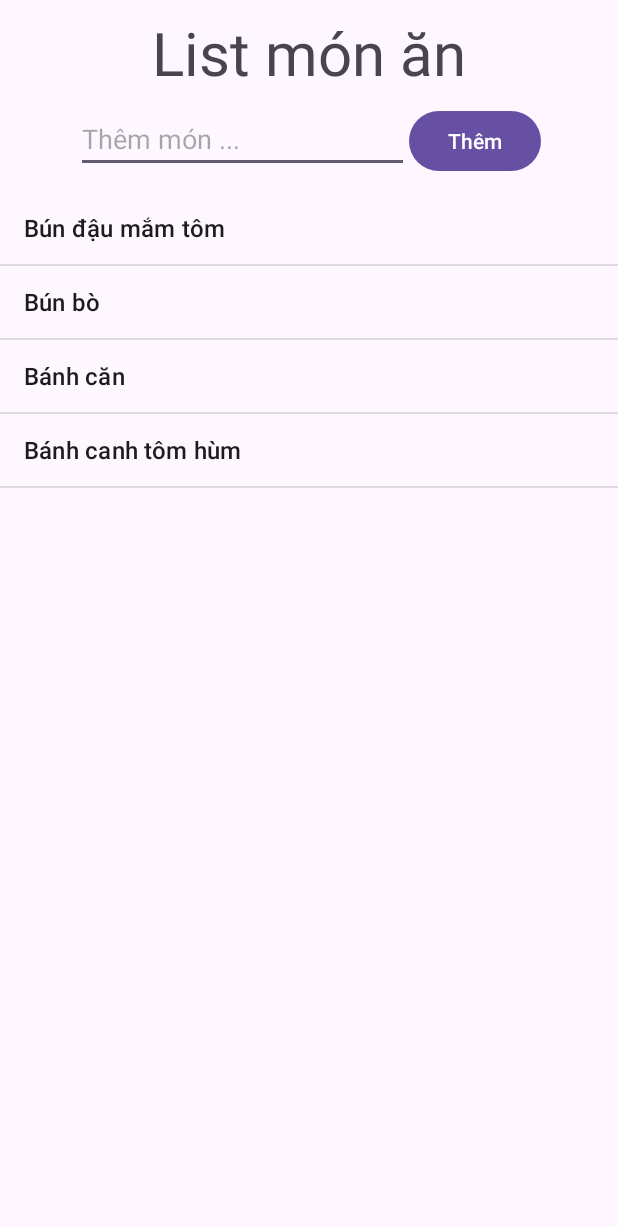
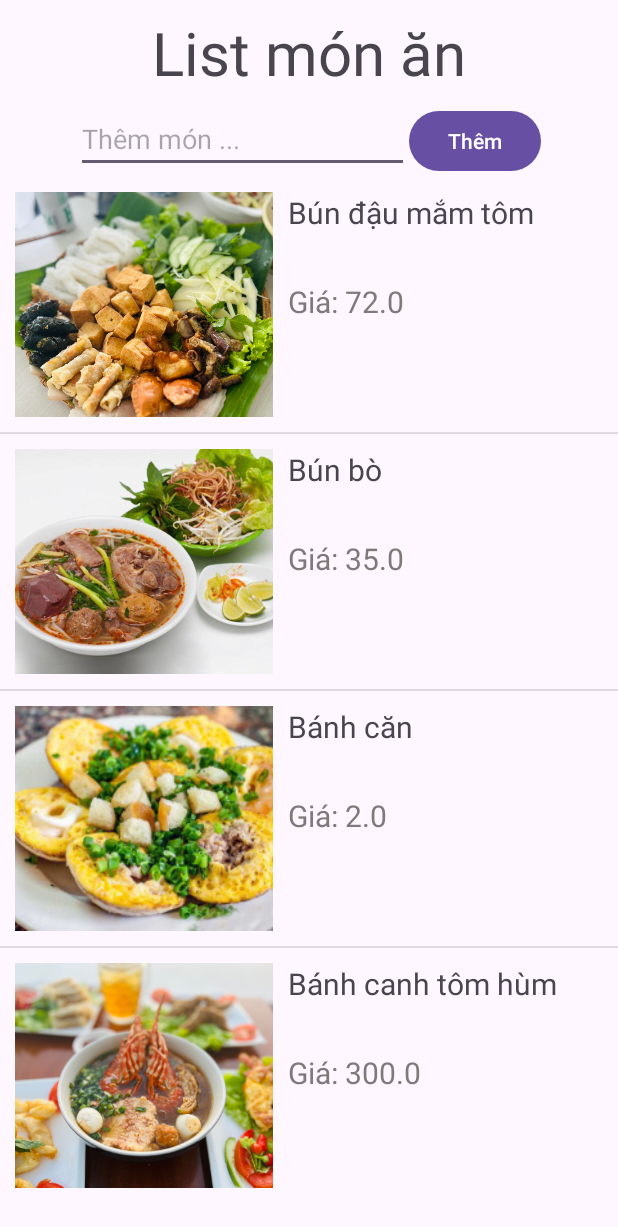
Before and after one commit to PCHaiLam/63134417-AndroidProgramming, an Android app: the screen it shows after launch (MainActivity), after a tap on "Bún đậu mắm tôm", on a phone screen of 412 x 824 dp. Shown: the top 1227 px of the screen. Run offline under Robolectric (Android 15) with nearby library versions, the phone set to English and light mode, and no system bars; 1 other tap on this screen came first.

Commit message:
custom listview
//

```diff
--- /dev/null
+++ b/ListView_addItem/app/src/main/java/com/example/listview/Food.java
@@ -0,0 +1,35 @@
+package com.example.listview;
+
+public class Food {
+    private String foodName;
+    private String foodImage;
+    private double foodPrice;
+    public Food(String foodName, String foodImage, double foodPrice) {
+        this.foodName = foodName;
+        this.foodImage = foodImage;
+        this.foodPrice = foodPrice;
+    }
+    public String getFoodName() {
+        return foodName;
+    }
+
+    public void setFoodName(String foodName) {
+        this.foodName = foodName;
+    }
+
+    public String getFoodImage() {
+        return foodImage;
+    }
+
+    public void setFoodImage(String foodImage) {
+        this.foodImage = foodImage;
+    }
+
+    public double getFoodPrice() {
+        return foodPrice;
+    }
+
+    public void setFoodPrice(double foodPrice) {
+        this.foodPrice = foodPrice;
+    }
+}
--- /dev/null
+++ b/ListView_addItem/app/src/main/java/com/example/listview/ListFoodAdapter.java
@@ -0,0 +1,70 @@
+package com.example.listview;
+
+import android.content.Context;
+import android.util.Log;
+import android.view.LayoutInflater;
+import android.view.View;
+import android.view.ViewGroup;
+import android.widget.BaseAdapter;
+import android.widget.ImageView;
+import android.widget.TextView;
+
+import androidx.recyclerview.widget.RecyclerView;
+
+import java.util.List;
+
+public class ListFoodAdapter extends BaseAdapter {
+    private List<Food> listData; // Lưu dữ liệu được nạp từ DataSource cho Adapter
+    private LayoutInflater layoutlnflater; // Chuyển đổi Layout XML thành View java
+    private Context context;
+    public ListFoodAdapter(Context aContext, List<Food> listData) {
+        this.context = aContext;
+        this. listData = listData;
+        layoutlnflater = LayoutInflater.from(aContext);
+    }
+
+    public View getView(int position, View convertView, ViewGroup parent) {
+        ViewHolder holder;
+        if (convertView == null) {
+            convertView = layoutlnflater.inflate(R.layout.item_layout, null);
+            holder = new ViewHolder();
+            holder.imageView = (ImageView) convertView.findViewById(R.id.imageView);
+            holder.foodName = (TextView) convertView.findViewById(R.id.foodName);
+            holder.foodFrice = (TextView) convertView.findViewById(R.id.foodPrice);
+            convertView.setTag(holder);
+        } else {
+            holder = (ViewHolder) convertView.getTag();
+        }
+            Food food = this.listData.get(position);
+            holder.foodName.setText(food.getFoodName());
+            holder.foodFrice.setText("Giá: " + food.getFoodPrice());
+            int imageID = this.getMipmapResidByName(food.getFoodImage());
+            holder.imageView.setImageResource(imageID);
+        return convertView;
+    }
+    public int getMipmapResidByName(String resName) {
+        String pkgName = context.getPackageName();
+        // Return 0 if not found.
+        int resID = context.getResources().getIdentifier(resName, "mipmap", pkgName);
+        Log.i("CustomListView", "Res Name: " + resName + "==> Res ID = " + resID);
+        return resID;
+    }
+        public static class ViewHolder {
+        ImageView imageView;
+        TextView foodName;
+        TextView foodFrice;
+    }
+        @Override
+    public int getCount() {
+        return listData.size();
+    }
+    @Override
+    public Object getItem(int position) {
+        return listData.get(position);
+    }
+
+    @Override
+    public long getItemId(int position) {
+        return 0;
+    }
+}
--- a/ListView_addItem/app/src/main/java/com/example/listview/MainActivity.java
+++ b/ListView_addItem/app/src/main/java/com/example/listview/MainActivity.java
@@ -3,6 +3,7 @@ package com.example.listview;
 import androidx.appcompat.app.AppCompatActivity;
 
 import android.annotation.SuppressLint;
+import android.content.Context;
 import android.os.Bundle;
 import android.view.View;
 import android.widget.AdapterView;
@@ -14,67 +15,51 @@ import android.widget.Toast;
 
 import java.text.Normalizer;
 import java.util.ArrayList;
+import java.util.List;
 import java.util.Locale;
 
 public class MainActivity extends AppCompatActivity {
-    ArrayList<String> listMonAn;
-    ArrayAdapter<String> MonAn_Adapter;
-    ImageView imageView;
+    ArrayList<Food> listMonAn;
+    ListFoodAdapter MonAn_Adapter;
 
-    @SuppressLint("MissingInflatedId")
     @Override
     protected void onCreate(Bundle savedInstanceState) {
         super.onCreate(savedInstanceState);
         setContentView(R.layout.activity_main);
 
-        //Hiển thị dữ liệu lên listview
-        //B1: chuẩn bị dữ liệu (tạo sẵn, lấy từ tệp, csdl)
-        listMonAn = new ArrayList<String>();
-        listMonAn.add("Bún đậu mắm tôm");
-        listMonAn.add("Bún bò");
-        listMonAn.add("Bánh căn");
-        listMonAn.add("Bánh canh tôm hùm");
+        // Chuẩn bị dữ liệu mẫu
+        listMonAn = new ArrayList<>();
+        listMonAn.add(new Food("Bún đậu mắm tôm", "bun_dau_mam_tom", 72.000));
+        listMonAn.add(new Food("Bún bò", "bun_bo", 35.000));
+        listMonAn.add(new Food("Bánh căn", "banh_can", 2.000));
+        listMonAn.add(new Food("Bánh canh tôm hùm", "banh_canh_tom_hum", 300.000));
 
-        //B2: Tìm tham chiếu đến ListView
-        ListView listViewMonAn = (ListView) findViewById(R.id.lvDoAn);
-        //B3: tạo adapter (bộ chuyển đổi)
-        MonAn_Adapter = new ArrayAdapter<String>(this, android.R.layout.simple_list_item_1, listMonAn);
+        // Tìm tham chiếu đến ListView
+        ListView listViewMonAn = findViewById(R.id.lvDoAn);
 
-        //B4: Nạp dữ liệu nguồn vào listView
+        // Tạo adapter và nạp dữ liệu nguồn vào ListView
+        MonAn_Adapter = new ListFoodAdapter(this, listMonAn);
         listViewMonAn.setAdapter(MonAn_Adapter);
 
-        //Tham chiếu tới ImageView
-        imageView = findViewById(R.id.imageView);
-
-        //Xử lí sự kiện khi click vào item
+        // Xử lý sự kiện khi click vào item
         listViewMonAn.setOnItemClickListener(new AdapterView.OnItemClickListener() {
             @Override
             public void onItemClick(AdapterView<?> parent, View view, int position, long id) {
-                String tenMonAn = MonAn_Adapter.getItem(position);
-                //xử lí dữ liệu
-                int imageID = getResources().getIdentifier(removeAccents(tenMonAn).toLowerCase(), "drawable", getPackageName());
-//                if(imageID != 0) {
-//                    imageView.setImageResource(imageID);
-//                    imageView.setVisibility(View.VISIBLE);
-//                }
-//                else
-                    Toast.makeText(MainActivity.this,tenMonAn, Toast.LENGTH_LONG).show();
+                Food selectedFood = listMonAn.get(position);
+                String tenMonAn = selectedFood.getFoodName();
+                // Xử lý dữ liệu
+                Toast.makeText(MainActivity.this, tenMonAn, Toast.LENGTH_LONG).show();
             }
         });
     }
-    public void AddFood(View v) {
-        //tạo biến lấy giá trị đã nhập vào edt
-        EditText edt = (EditText) findViewById(R.id.addFood);
-        String tenMonMoi = edt.getText().toString();
-        //thêm dữ liệu vào Array
-        listMonAn.add(tenMonMoi);
-        //cập nhật lại list
-        MonAn_Adapter.notifyDataSetChanged();
-        edt.setHint("Thêm món ... ");
-    }
-    public static String removeAccents(String str) {
-        return Normalizer.normalize(str, Normalizer.Form.NFD)
-                .replaceAll("\\p{InCombiningDiacriticalMarks}+", "");
-    }
-
+//        public void AddFood(View v) {
+//        //tạo biến lấy giá trị đã nhập vào edt
+//        EditText edt = (EditText) findViewById(R.id.addFood);
+//        String tenMonMoi = edt.getText().toString();
+//        //thêm dữ liệu vào Array
+//        listMonAn.add(tenMonMoi);
+//        //cập nhật lại list
+//        MonAn_Adapter.notifyDataSetChanged();
+//        edt.setHint("Thêm món ... ");
+//    }
 }
--- a/ListView_addItem/app/src/main/res/layout/activity_main.xml
+++ b/ListView_addItem/app/src/main/res/layout/activity_main.xml
@@ -41,15 +41,7 @@
         <ListView
             android:layout_width="match_parent"
             android:layout_height="wrap_content"
-            android:layout_marginTop="10dp"
             android:id="@+id/lvDoAn"
-            />
-        <ImageView
-            android:id="@+id/imageView"
-            android:layout_width="match_parent"
-            android:layout_height="wrap_content"
-            android:layout_gravity="center"
-            android:visibility="gone"
             />
     </LinearLayout>
 
--- /dev/null
+++ b/ListView_addItem/app/src/main/res/layout/item_layout.xml
@@ -0,0 +1,41 @@
+<LinearLayout xmlns:android="http://schemas.android.com/apk/res/android"
+    xmlns:app="http://schemas.android.com/apk/res-auto"
+    xmlns:tools="http://schemas.android.com/tools"
+    android:layout_width="match_parent"
+    android:layout_height="150dp"
+    android:padding="10dp"
+    android:orientation="horizontal"
+    tools:context=".MainActivity">
+
+    <ImageView
+        android:id="@+id/imageView"
+        android:layout_width="0dp"
+        android:layout_height="150dp"
+        android:layout_weight="0.44"
+        android:scaleType="centerCrop"
+        tools:srcCompat="@tools:sample/avatars" />
+
+    <LinearLayout
+        android:layout_width="0dp"
+        android:layout_height="match_parent"
+        android:layout_weight="0.56"
+        android:orientation="vertical">
+
+        <TextView
+            android:id="@+id/foodName"
+            android:layout_width="match_parent"
+            android:layout_height="59dp"
+            android:layout_marginLeft="10dp"
+            android:text="Tên món"
+            android:textSize="20dp" />
+
+        <TextView
+            android:id="@+id/foodPrice"
+            android:layout_width="match_parent"
+            android:layout_height="wrap_content"
+            android:layout_marginLeft="10dp"
+            android:text="Giá"
+            android:textColor="#807979"
+            android:textSize="20dp" />
+    </LinearLayout>
+</LinearLayout>
```
Also changed, not shown: ListView_addItem/app/src/main/res/mipmap-xxxhdpi/banh_can.jpg (renamed from ListView_addItem/app/src/main/res/drawable/banh_can.jpg), ListView_addItem/app/src/main/res/mipmap-xxxhdpi/banh_canh_tom_hum.jpg (renamed from ListView_addItem/app/src/main/res/drawable/banh_canh_tom_hum.jpg), ListView_addItem/app/src/main/res/mipmap-xxxhdpi/bun_bo.jpg (renamed from ListView_addItem/app/src/main/res/drawable/bun_bo.jpg), ListView_addItem/app/src/main/res/mipmap-xxxhdpi/bun_dau_mam_tom.jpg (renamed from ListView_addItem/app/src/main/res/drawable/bun_dau_mam_tom.jpg).
